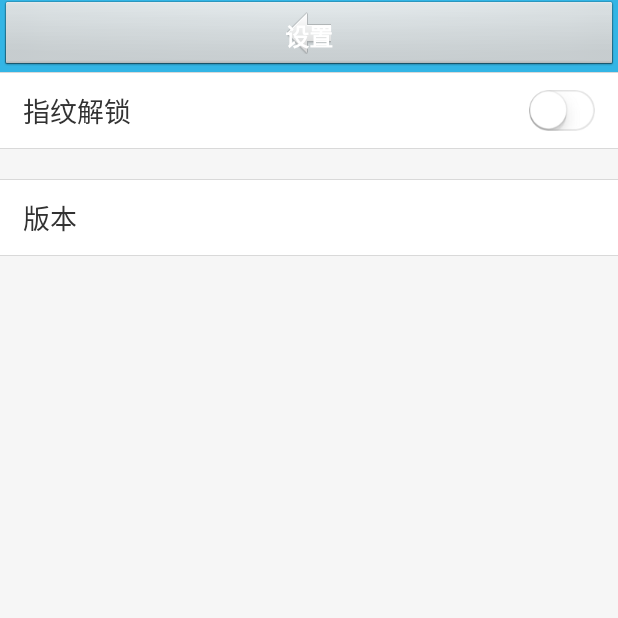
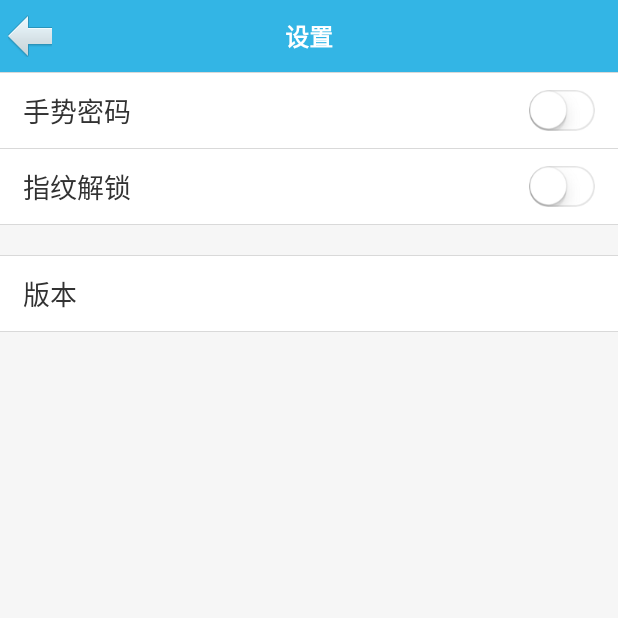
Before and after one commit to pinhai/IDManager-AS, an Android app: the SettingActivity screen opened directly, with no data from a screen before it, on a phone screen of 412 x 824 dp, the top half of it. Run offline under Robolectric (Android 15) with nearby library versions, the phone set to English and light mode, and no system bars.

Commit message:
添加指纹解锁ing

```diff
--- a/iDManager/src/main/java/com/hai/idmanager/MainActivity.java
+++ b/iDManager/src/main/java/com/hai/idmanager/MainActivity.java
@@ -95,7 +95,7 @@ public class MainActivity extends BaseActivity implements OnClickListener{
 		super.onCreate(savedInstanceState);
 		setContentView(R.layout.activity_main);
 
-		showFingerScannerDialog();
+		showFingerScannerDialog(true);
 		initData();
 		initView();
 	}
--- a/iDManager/src/main/java/com/hai/idmanager/ui/SettingActivity.java
+++ b/iDManager/src/main/java/com/hai/idmanager/ui/SettingActivity.java
@@ -1,12 +1,11 @@
 package com.hai.idmanager.ui;
 
 import android.content.pm.PackageManager;
-import android.support.v7.app.AppCompatActivity;
 import android.os.Bundle;
 import android.view.View;
 import android.widget.CompoundButton;
-import android.widget.RelativeLayout;
 import android.widget.TextView;
+import android.widget.Toast;
 import android.widget.ToggleButton;
 
 import com.hai.idmanager.BaseActivity;
@@ -16,7 +15,7 @@ import com.hai.idmanager.util.SharedPrefUtil;
 
 public class SettingActivity extends BaseActivity implements View.OnClickListener{
 
-    private ToggleButton tb_fingerScanner;
+    private ToggleButton tb_gesturePsd, tb_fingerScanner;
     private TextView tv_version;
 
     @Override
@@ -43,16 +42,12 @@ public class SettingActivity extends BaseActivity implements View.OnClickListene
     }
 
     private void initView() {
-        initTitleBar(true, "设置");
+        initTitleBar(true, getString(R.string.settings));
         tv_version = findView(R.id.tv_version);
+        tb_gesturePsd = findView(R.id.tb_gesturePsd);
+        tb_gesturePsd.setOnCheckedChangeListener(gesturePasswordCheckListener);
         tb_fingerScanner = findView(R.id.tb_fingerScanner);
-
-        tb_fingerScanner.setOnCheckedChangeListener(new CompoundButton.OnCheckedChangeListener() {
-            @Override
-            public void onCheckedChanged(CompoundButton buttonView, boolean isChecked) {
-                SharedPrefUtil.getInstance().putBoolean(PrefConstants.KEY_FINGER_SCANNER, isChecked);
-            }
-        });
+        tb_fingerScanner.setOnCheckedChangeListener(fingerprintCheckListener);
 
         setVersionInfo();
     }
@@ -62,4 +57,44 @@ public class SettingActivity extends BaseActivity implements View.OnClickListene
         switch (v.getId()){
         }
     }
+
+    private CompoundButton.OnCheckedChangeListener gesturePasswordCheckListener = new CompoundButton.OnCheckedChangeListener() {
+        @Override
+        public void onCheckedChanged(CompoundButton buttonView, boolean isChecked) {
+            if(isChecked){
+
+            }else{
+
+            }
+        }
+    };
+
+    private CompoundButton.OnCheckedChangeListener fingerprintCheckListener = new CompoundButton.OnCheckedChangeListener() {
+        @Override
+        public void onCheckedChanged(final CompoundButton buttonView, boolean isChecked) {
+            if(isChecked){
+                if(!tb_gesturePsd.isChecked()){
+                    //打开指纹验证要先开启手势密码
+                    Toast.makeText(SettingActivity.this, R.string.please_setup_gesture_password_first, Toast.LENGTH_SHORT).show();
+                    buttonView.setChecked(false);
+                }else{
+                    SharedPrefUtil.getInstance().putBoolean(PrefConstants.KEY_FINGER_SCANNER, isChecked);
+                }
+            }else{
+                buttonView.setChecked(true);
+                //关闭指纹解锁
+                showFingerScannerDialog(true, new OnAuthenticationStateListner() {
+                    @Override
+                    public void onAuthenticationState(boolean succeeded) {
+                        if(succeeded){
+                            //指纹验证成功，关闭指纹解锁功能
+                            SharedPrefUtil.getInstance().putBoolean(PrefConstants.KEY_FINGER_SCANNER, false);
+                            buttonView.setChecked(false);
+                        }
+                    }
+                });
+            }
+
+        }
+    };
 }
--- a/iDManager/src/main/res/layout/activity_setting.xml
+++ b/iDManager/src/main/res/layout/activity_setting.xml
@@ -11,6 +11,35 @@
 
     <include layout="@layout/view_title_bar" />
 
+    <View
+        android:layout_width="match_parent"
+        android:layout_height="0.5dp"
+        android:background="@color/bg_gray"/>
+    <RelativeLayout
+        android:paddingLeft="15dp"
+        android:paddingRight="15dp"
+        android:background="@android:color/white"
+        android:layout_width="match_parent"
+        android:layout_height="@dimen/setting_item_height">
+        <TextView
+            android:layout_width="wrap_content"
+            android:layout_height="wrap_content"
+            android:layout_alignParentLeft="true"
+            android:layout_centerVertical="true"
+            android:text="@string/gesture_password"
+            android:textSize="@dimen/txt_middleLager"/>
+        <ToggleButton
+            android:id="@+id/tb_gesturePsd"
+            android:layout_alignParentRight="true"
+            android:layout_centerVertical="true"
+            android:background="@drawable/selector_toggle_btn"
+            android:checked="false"
+            android:textOff=""
+            android:textOn=""
+            android:text=""
+            android:layout_width="wrap_content"
+            android:layout_height="wrap_content" />
+    </RelativeLayout>
     <View
         android:layout_width="match_parent"
         android:layout_height="0.5dp"
--- a/iDManager/src/main/res/layout/view_title_bar.xml
+++ b/iDManager/src/main/res/layout/view_title_bar.xml
@@ -6,11 +6,12 @@
 
     <ImageButton
         android:id="@+id/ib_back"
-        android:layout_width="match_parent"
-        android:layout_height="match_parent"
+        android:layout_width="wrap_content"
+        android:layout_height="wrap_content"
         android:layout_centerVertical="true"
+        android:layout_marginLeft="5dp"
         android:contentDescription="@null"
-        android:src="@drawable/back"
+        android:background="@drawable/back"
         android:visibility="gone" />
 
     <TextView
--- a/iDManager/src/main/res/menu/main.xml
+++ b/iDManager/src/main/res/menu/main.xml
@@ -24,7 +24,7 @@
     <item
         android:id="@+id/item_setup"
         android:orderInCategory="100"
-        android:title="@string/setup"
+        android:title="@string/settings"
         />
 
     <!--<item-->
--- a/iDManager/src/main/res/values/strings.xml
+++ b/iDManager/src/main/res/values/strings.xml
@@ -6,9 +6,11 @@
     <string name="menu_import">导入</string>
     <string name="menu_export">导出</string>
     <string name="menu_upload">分享</string>
-    <string name="setup">设置</string>
+    <string name="settings">设置</string>
     <string name="version">版本</string>
+    <string name="gesture_password">手势密码</string>
     <string name="finger_scanner">指纹解锁</string>
+    <string name="please_setup_gesture_password_first">请先设置手势密码</string>
     <string name="please_validate_finger_scanner">请验证指纹</string>
     <string name="validating_finger_scanner">正在验证指纹</string>
     <string name="validate_success">验证成功</string>
```
Also changed, not shown: iDManager/src/main/java/com/hai/idmanager/BaseActivity.java (+20 -1 lines), 32 other files.
